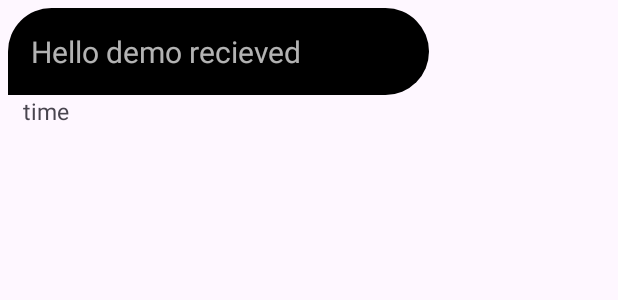
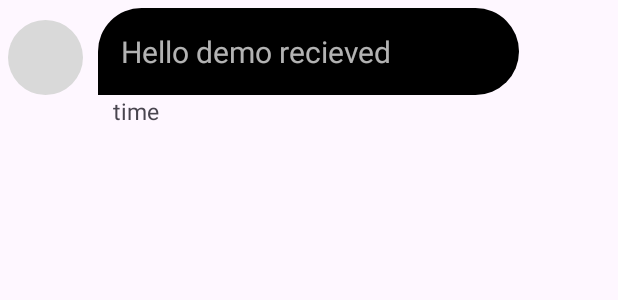
Before and after one commit to kish-v17/Alora-Matrimony, an Android app: the layout item_container_recieved_message.xml on its own in the app's theme, with its tools: preview values and no code run, on a phone screen of 412 x 824 dp. Shown: the top 300 px of the screen. Run offline under Robolectric (Android 15) with nearby library versions, the phone set to English and light mode, and no system bars.

Commit message:
almost done

```diff
--- a/app/src/main/java/com/example/alora_matrimony/SingleChat.java
+++ b/app/src/main/java/com/example/alora_matrimony/SingleChat.java
@@ -37,7 +37,7 @@ public class SingleChat extends Fragment {
 
     MessageAdapter messageAdapter;
     String receiver;
-    String userId;
+    String userId,image;
 
     @Override
     public View onCreateView(LayoutInflater inflater, ViewGroup container,
@@ -48,7 +48,6 @@ public class SingleChat extends Fragment {
         messageList = new ArrayList<>();
         Bundle bundle = getArguments();
         receiver = bundle.getString("userMsgId");
-        String image = bundle.getString("image");
         userId = FirebaseAuth.getInstance().getUid();
 
         dbr = FirebaseDatabase.getInstance().getReference();
@@ -114,6 +113,7 @@ private void sendMessage(String messageText, String receiverUid, String image){
                         if (user != null) {
                             // Set user's name
                             String userName = WordUtils.capitalizeFully(user.getFirstName());
+                            image=user.getImage();
                             b.userName.setText(userName);
 
                             // Set user's image using Glide
--- a/app/src/main/res/layout/item_container_recieved_message.xml
+++ b/app/src/main/res/layout/item_container_recieved_message.xml
@@ -7,8 +7,8 @@
 
     <com.google.android.material.imageview.ShapeableImageView
         android:id="@+id/recieverImg"
-        android:layout_width="40dp"
-        android:layout_height="40dp"
+        android:layout_width="50dp"
+        android:layout_height="50dp"
         android:layout_alignParentStart="true"
         android:layout_centerVertical="true"
         android:scaleType="centerCrop"
@@ -27,7 +27,7 @@
         android:layout_marginStart="10dp"
         android:background="@drawable/background_recieved_message"
         app:layout_constraintTop_toTopOf="parent"
-        app:layout_constraintStart_toEndOf="@id/image_profile"
+        app:layout_constraintStart_toEndOf="@id/recieverImg"
         app:layout_constraintWidth_percent="0.70"/>
 
     <TextView
```
